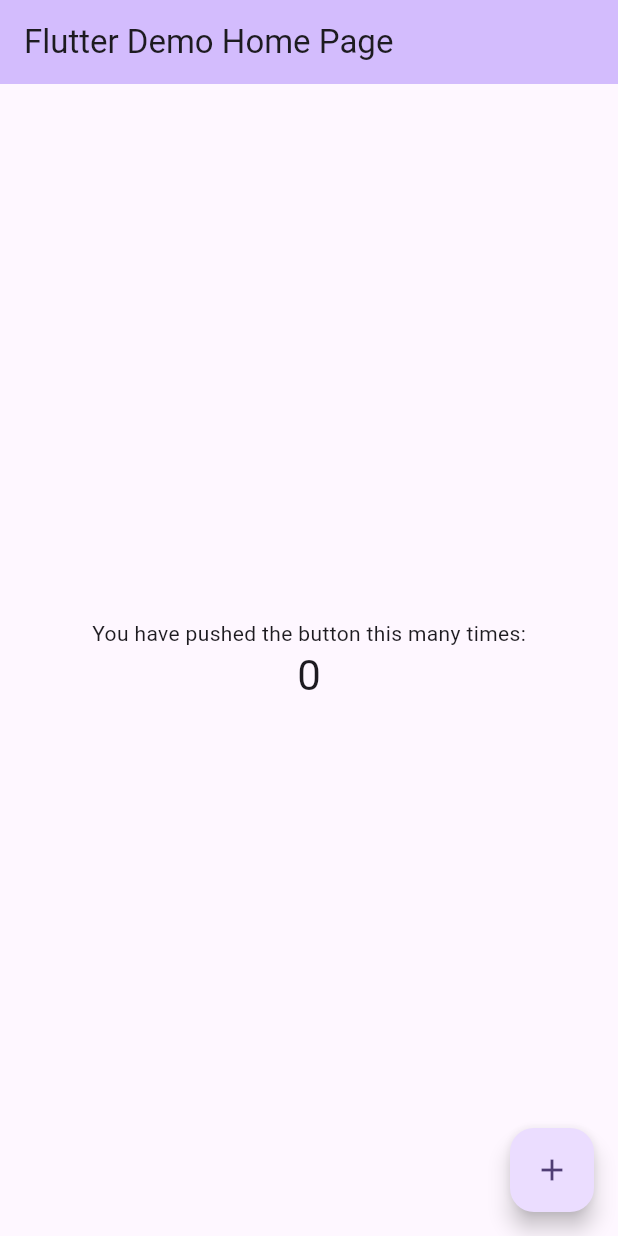
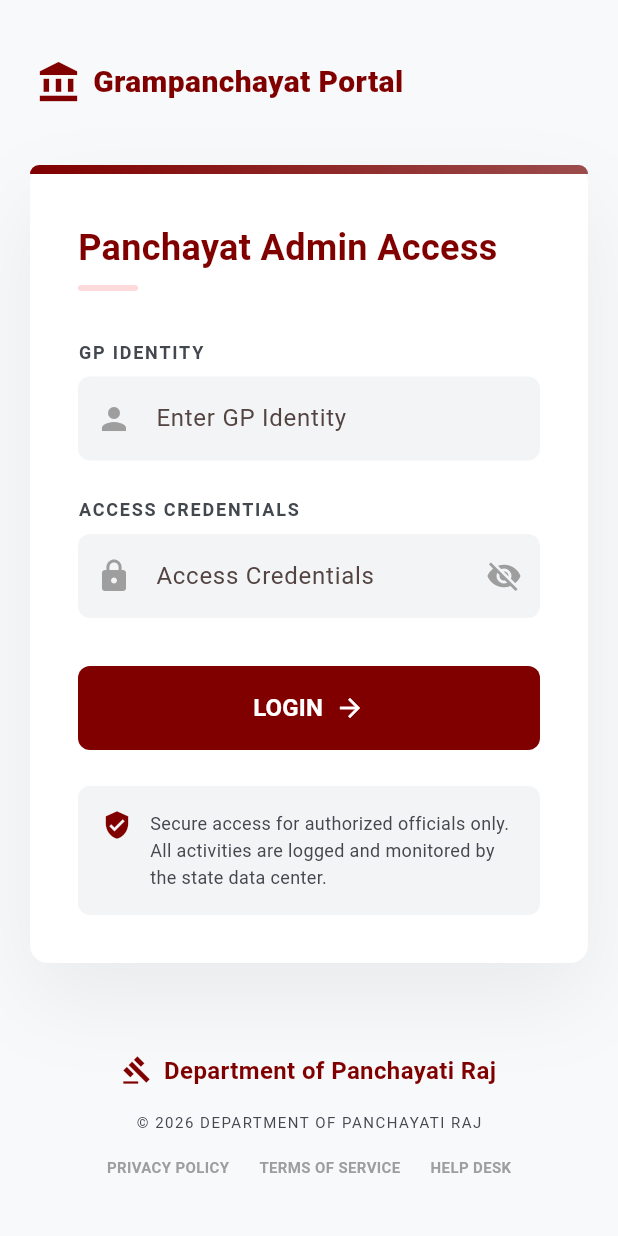
Before and after one commit to OystersKode/grampanchayat_admin, a Flutter app: the screen it shows after launch, on a phone screen of 412 x 824 dp. Run offline on Flutter 3.47's test engine with Material 3 defaults, Android fonts, the phone set to English and light mode, and no system bars; Roboto replaces fonts that are missing (WorkSans).

Commit message:
Initial UI

```diff
--- /dev/null
+++ b/lib/admin/models/news_model.dart
@@ -0,0 +1,3 @@
+class NewsModel {
+  // Define properties
+}
--- /dev/null
+++ b/lib/admin/models/wishes_model.dart
@@ -0,0 +1,3 @@
+class WishesModel {
+  // Define properties
+}
--- /dev/null
+++ b/lib/admin/screens/admin_dashboard_screen.dart
@@ -0,0 +1,10 @@
+import 'package:flutter/material.dart';
+
+class AdminDashboardScreen extends StatelessWidget {
+  const AdminDashboardScreen({super.key});
+
+  @override
+  Widget build(BuildContext context) {
+    return const Scaffold();
+  }
+}
--- /dev/null
+++ b/lib/admin/screens/admin_login_screen.dart
@@ -0,0 +1,288 @@
+import 'package:flutter/material.dart';
+
+class AdminLoginScreen extends StatefulWidget {
+  const AdminLoginScreen({super.key});
+
+  @override
+  State<AdminLoginScreen> createState() => _AdminLoginScreenState();
+}
+
+class _AdminLoginScreenState extends State<AdminLoginScreen> {
+  bool _isPasswordVisible = false;
+
+  @override
+  Widget build(BuildContext context) {
+    const Color primaryMaroon = Color(0xFF800000);
+    const Color surfaceColor = Color(0xFFF8F9FB);
+    const Color fieldFillColor = Color(0xFFF2F4F6);
+    const Color textColor = Color(0xFF191C1E);
+    const Color labelColor = Color(0xFF43474E);
+
+    return Scaffold(
+      backgroundColor: surfaceColor,
+      body: SingleChildScrollView(
+        child: Column(
+          children: [
+            // Header
+            Padding(
+              padding: const EdgeInsets.symmetric(horizontal: 24, vertical: 40),
+              child: Row(
+                children: [
+                  const Icon(Icons.account_balance, color: primaryMaroon, size: 30),
+                  const SizedBox(width: 8),
+                  Text(
+                    'Grampanchayat Portal',
+                    style: TextStyle(
+                      fontSize: 20,
+                      fontWeight: FontWeight.w800,
+                      color: primaryMaroon,
+                      fontFamily: 'WorkSans',
+                    ),
+                  ),
+                ],
+              ),
+            ),
+
+            // Login Card
+            Padding(
+              padding: const EdgeInsets.symmetric(horizontal: 20),
+              child: Container(
+                decoration: BoxDecoration(
+                  color: Colors.white,
+                  borderRadius: BorderRadius.circular(12),
+                  boxShadow: [
+                    BoxShadow(
+                      color: Colors.black.withOpacity(0.06),
+                      blurRadius: 48,
+                      offset: const Offset(0, 24),
+                    ),
+                  ],
+                ),
+                child: Column(
+                  children: [
+                    // Top Decorative Strip
+                    Container(
+                      height: 6,
+                      decoration: const BoxDecoration(
+                        gradient: LinearGradient(
+                          colors: [primaryMaroon, Color(0xFF9C4C4C)],
+                        ),
+                        borderRadius: BorderRadius.only(
+                          topLeft: Radius.circular(12),
+                          topRight: Radius.circular(12),
+                        ),
+                      ),
+                    ),
+                    Padding(
+                      padding: const EdgeInsets.all(32),
+                      child: Column(
+                        crossAxisAlignment: CrossAxisAlignment.start,
+                        children: [
+                          const Text(
+                            'Panchayat Admin Access',
+                            style: TextStyle(
+                              fontSize: 24,
+                              fontWeight: FontWeight.bold,
+                              color: primaryMaroon,
+                            ),
+                          ),
+                          const SizedBox(height: 8),
+                          Container(
+                            width: 40,
+                            height: 4,
+                            decoration: BoxDecoration(
+                              color: const Color(0xFFFFDADA),
+                              borderRadius: BorderRadius.circular(2),
+                            ),
+                          ),
+                          const SizedBox(height: 32),
+
+                          // GP Identity
+                          const Text(
+                            'GP IDENTITY',
+                            style: TextStyle(
+                              fontSize: 12,
+                              fontWeight: FontWeight.bold,
+                              letterSpacing: 1.2,
+                              color: labelColor,
+                            ),
+                          ),
+                          const SizedBox(height: 8),
+                          TextField(
+                            decoration: InputDecoration(
+                              hintText: 'Enter GP Identity',
+                              prefixIcon: const Icon(Icons.person, color: Colors.grey),
+                              filled: true,
+                              fillColor: fieldFillColor,
+                              border: OutlineInputBorder(
+                                borderRadius: BorderRadius.circular(8),
+                                borderSide: BorderSide.none,
+                              ),
+                            ),
+                          ),
+                          const SizedBox(height: 24),
+
+                          // Access Credentials
+                          const Text(
+                            'ACCESS CREDENTIALS',
+                            style: TextStyle(
+                              fontSize: 12,
+                              fontWeight: FontWeight.bold,
+                              letterSpacing: 1.2,
+                              color: labelColor,
+                            ),
+                          ),
+                          const SizedBox(height: 8),
+                          TextField(
+                            obscureText: !_isPasswordVisible,
+                            decoration: InputDecoration(
+                              hintText: 'Access Credentials',
+                              prefixIcon: const Icon(Icons.lock, color: Colors.grey),
+                              suffixIcon: IconButton(
+                                icon: Icon(
+                                  _isPasswordVisible ? Icons.visibility : Icons.visibility_off,
+                                  color: Colors.grey,
+                                ),
+                                onPressed: () {
+                                  setState(() {
+                                    _isPasswordVisible = !_isPasswordVisible;
+                                  });
+                                },
+                              ),
+                              filled: true,
+                              fillColor: fieldFillColor,
+                              border: OutlineInputBorder(
+                                borderRadius: BorderRadius.circular(8),
+                                borderSide: BorderSide.none,
+                              ),
+                            ),
+                          ),
+                          const SizedBox(height: 32),
+
+                          // Login Button
+                          SizedBox(
+                            width: double.infinity,
+                            height: 56,
+                            child: ElevatedButton(
+                              style: ElevatedButton.styleFrom(
+                                backgroundColor: primaryMaroon,
+                                foregroundColor: Colors.white,
+                                shape: RoundedRectangleBorder(
+                                  borderRadius: BorderRadius.circular(8),
+                                ),
+                                elevation: 0,
+                              ),
+                              onPressed: () {},
+                              child: const Row(
+                                mainAxisAlignment: MainAxisAlignment.center,
+                                children: [
+                                  Text(
+                                    'LOGIN',
+                                    style: TextStyle(
+                                      fontWeight: FontWeight.bold,
+                                      fontSize: 16,
+                                    ),
+                                  ),
+                                  SizedBox(width: 8),
+                                  Icon(Icons.arrow_forward, size: 20),
+                                ],
+                              ),
+                            ),
+                          ),
+                          const SizedBox(height: 24),
+
+                          // Security Disclaimer
+                          Container(
+                            padding: const EdgeInsets.all(16),
+                            decoration: BoxDecoration(
+                              color: fieldFillColor,
+                              borderRadius: BorderRadius.circular(8),
+                            ),
+                            child: const Row(
+                              crossAxisAlignment: CrossAxisAlignment.start,
+                              children: [
+                                Icon(Icons.verified_user, color: primaryMaroon, size: 20),
+                                SizedBox(width: 12),
+                                Expanded(
+                                  child: Text(
+                                    'Secure access for authorized officials only. All activities are logged and monitored by the state data center.',
+                                    style: TextStyle(
+                                      fontSize: 12,
+                                      color: labelColor,
+                                      height: 1.5,
+                                    ),
+                                  ),
+                                ),
+                              ],
+                            ),
+                          ),
+                        ],
+                      ),
+                    ),
+                  ],
+                ),
+              ),
+            ),
+
+            const SizedBox(height: 60),
+
+            // Footer
+            Padding(
+              padding: const EdgeInsets.only(bottom: 40),
+              child: Column(
+                children: [
+                  const Row(
+                    mainAxisAlignment: MainAxisAlignment.center,
+                    children: [
+                      Icon(Icons.gavel, color: primaryMaroon, size: 20),
+                      SizedBox(width: 8),
+                      Text(
+                        'Department of Panchayati Raj',
+                        style: TextStyle(
+                          color: primaryMaroon,
+                          fontWeight: FontWeight.bold,
+                          fontSize: 16,
+                        ),
+                      ),
+                    ],
+                  ),
+                  const SizedBox(height: 16),
+                  const Text(
+                    '© 2026 DEPARTMENT OF PANCHAYATI RAJ',
+                    style: TextStyle(
+                      fontSize: 10,
+                      letterSpacing: 1.0,
+                      color: labelColor,
+                    ),
+                  ),
+                  const SizedBox(height: 16),
+                  Row(
+                    mainAxisAlignment: MainAxisAlignment.center,
+                    children: [
+                      _footerLink('PRIVACY POLICY'),
+                      const SizedBox(width: 20),
+                      _footerLink('TERMS OF SERVICE'),
+                      const SizedBox(width: 20),
+                      _footerLink('HELP DESK'),
+                    ],
+                  ),
+                ],
+              ),
+            ),
+          ],
+        ),
+      ),
+    );
+  }
+
+  Widget _footerLink(String label) {
+    return Text(
+      label,
+      style: const TextStyle(
+        fontSize: 10,
+        fontWeight: FontWeight.bold,
+        color: Colors.grey,
+      ),
+    );
+  }
+}
--- /dev/null
+++ b/lib/admin/screens/create_news_screen.dart
@@ -0,0 +1,10 @@
+import 'package:flutter/material.dart';
+
+class CreateNewsScreen extends StatelessWidget {
+  const CreateNewsScreen({super.key});
+
+  @override
+  Widget build(BuildContext context) {
+    return const Scaffold();
+  }
+}
--- /dev/null
+++ b/lib/admin/screens/create_wishes_screen.dart
@@ -0,0 +1,10 @@
+import 'package:flutter/material.dart';
+
+class CreateWishesScreen extends StatelessWidget {
+  const CreateWishesScreen({super.key});
+
+  @override
+  Widget build(BuildContext context) {
+    return const Scaffold();
+  }
+}
--- /dev/null
+++ b/lib/admin/services/auth_service.dart
@@ -0,0 +1,3 @@
+class AuthService {
+  // Define authentication methods
+}
--- /dev/null
+++ b/lib/admin/services/news_service.dart
@@ -0,0 +1,3 @@
+class NewsService {
+  // Define news related methods
+}
--- /dev/null
+++ b/lib/admin/services/wishes_service.dart
@@ -0,0 +1,3 @@
+class WishesService {
+  // Define wishes related methods
+}
--- /dev/null
+++ b/lib/admin/utils/colors.dart
@@ -0,0 +1,5 @@
+import 'package:flutter/material.dart';
+
+class AppColors {
+  // Define app colors
+}
--- /dev/null
+++ b/lib/admin/utils/strings.dart
@@ -0,0 +1,3 @@
+class AppStrings {
+  // Define app strings
+}
--- /dev/null
+++ b/lib/admin/widgets/custom_button.dart
@@ -0,0 +1,10 @@
+import 'package:flutter/material.dart';
+
+class CustomButton extends StatelessWidget {
+  const CustomButton({super.key});
+
+  @override
+  Widget build(BuildContext context) {
+    return const SizedBox();
+  }
+}
--- /dev/null
+++ b/lib/admin/widgets/custom_textfield.dart
@@ -0,0 +1,10 @@
+import 'package:flutter/material.dart';
+
+class CustomTextField extends StatelessWidget {
+  const CustomTextField({super.key});
+
+  @override
+  Widget build(BuildContext context) {
+    return const SizedBox();
+  }
+}
--- /dev/null
+++ b/lib/admin/widgets/dashboard_card.dart
@@ -0,0 +1,10 @@
+import 'package:flutter/material.dart';
+
+class DashboardCard extends StatelessWidget {
+  const DashboardCard({super.key});
+
+  @override
+  Widget build(BuildContext context) {
+    return const Card();
+  }
+}
--- a/lib/main.dart
+++ b/lib/main.dart
@@ -1,4 +1,5 @@
 import 'package:flutter/material.dart';
+import 'admin/screens/admin_login_screen.dart';
 
 void main() {
   runApp(const MyApp());
@@ -7,116 +8,16 @@ void main() {
 class MyApp extends StatelessWidget {
   const MyApp({super.key});
 
-  // This widget is the root of your application.
   @override
   Widget build(BuildContext context) {
     return MaterialApp(
-      title: 'Flutter Demo',
+      debugShowCheckedModeBanner: false,
+      title: 'Grampanchayat Admin',
       theme: ThemeData(
-        // This is the theme of your application.
-        //
-        // TRY THIS: Try running your application with "flutter run". You'll see
-        // the application has a purple toolbar. Then, without quitting the app,
-        // try changing the seedColor in the colorScheme below to Colors.green
-        // and then invoke "hot reload" (save your changes or press the "hot
-        // reload" button in a Flutter-supported IDE, or press "r" if you used
-        // the command line to start the app).
-        //
-        // Notice that the counter didn't reset back to zero; the application
-        // state is not lost during the reload. To reset the state, use hot
-        // restart instead.
-        //
-        // This works for code too, not just values: Most code changes can be
-        // tested with just a hot reload.
-        colorScheme: .fromSeed(seedColor: Colors.deepPurple),
+        colorScheme: ColorScheme.fromSeed(seedColor: const Color(0xFF800000)),
+        useMaterial3: true,
       ),
-      home: const MyHomePage(title: 'Flutter Demo Home Page'),
+      home: const AdminLoginScreen(),
     );
   }
 }
-
-class MyHomePage extends StatefulWidget {
-  const MyHomePage({super.key, required this.title});
-
-  // This widget is the home page of your application. It is stateful, meaning
-  // that it has a State object (defined below) that contains fields that affect
-  // how it looks.
-
-  // This class is the configuration for the state. It holds the values (in this
-  // case the title) provided by the parent (in this case the App widget) and
-  // used by the build method of the State. Fields in a Widget subclass are
-  // always marked "final".
-
-  final String title;
-
-  @override
-  State<MyHomePage> createState() => _MyHomePageState();
-}
-
-class _MyHomePageState extends State<MyHomePage> {
-  int _counter = 0;
-
-  void _incrementCounter() {
-    setState(() {
-      // This call to setState tells the Flutter framework that something has
-      // changed in this State, which causes it to rerun the build method below
-      // so that the display can reflect the updated values. If we changed
-      // _counter without calling setState(), then the build method would not be
-      // called again, and so nothing would appear to happen.
-      _counter++;
-    });
-  }
-
-  @override
-  Widget build(BuildContext context) {
-    // This method is rerun every time setState is called, for instance as done
-    // by the _incrementCounter method above.
-    //
-    // The Flutter framework has been optimized to make rerunning build methods
-    // fast, so that you can just rebuild anything that needs updating rather
-    // than having to individually change instances of widgets.
-    return Scaffold(
-      appBar: AppBar(
-        // TRY THIS: Try changing the color here to a specific color (to
-        // Colors.amber, perhaps?) and trigger a hot reload to see the AppBar
-        // change color while the other colors stay the same.
-        backgroundColor: Theme.of(context).colorScheme.inversePrimary,
-        // Here we take the value from the MyHomePage object that was created by
-        // the App.build method, and use it to set our appbar title.
-        title: Text(widget.title),
-      ),
-      body: Center(
-        // Center is a layout widget. It takes a single child and positions it
-        // in the middle of the parent.
-        child: Column(
-          // Column is also a layout widget. It takes a list of children and
-          // arranges them vertically. By default, it sizes itself to fit its
-          // children horizontally, and tries to be as tall as its parent.
-          //
-          // Column has various properties to control how it sizes itself and
-          // how it positions its children. Here we use mainAxisAlignment to
-          // center the children vertically; the main axis here is the vertical
-          // axis because Columns are vertical (the cross axis would be
-          // horizontal).
-          //
-          // TRY THIS: Invoke "debug painting" (choose the "Toggle Debug Paint"
-          // action in the IDE, or press "p" in the console), to see the
-          // wireframe for each widget.
-          mainAxisAlignment: .center,
-          children: [
-            const Text('You have pushed the button this many times:'),
-            Text(
-              '$_counter',
-              style: Theme.of(context).textTheme.headlineMedium,
-            ),
-          ],
-        ),
-      ),
-      floatingActionButton: FloatingActionButton(
-        onPressed: _incrementCounter,
-        tooltip: 'Increment',
-        child: const Icon(Icons.add),
-      ),
-    );
-  }
-}
```
